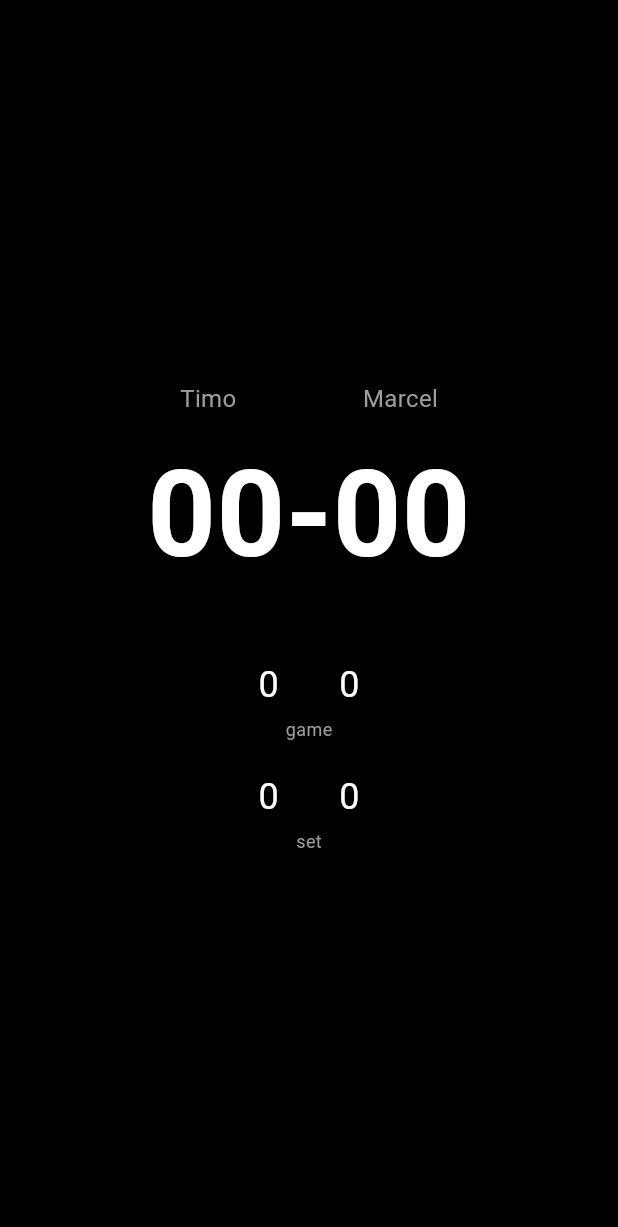
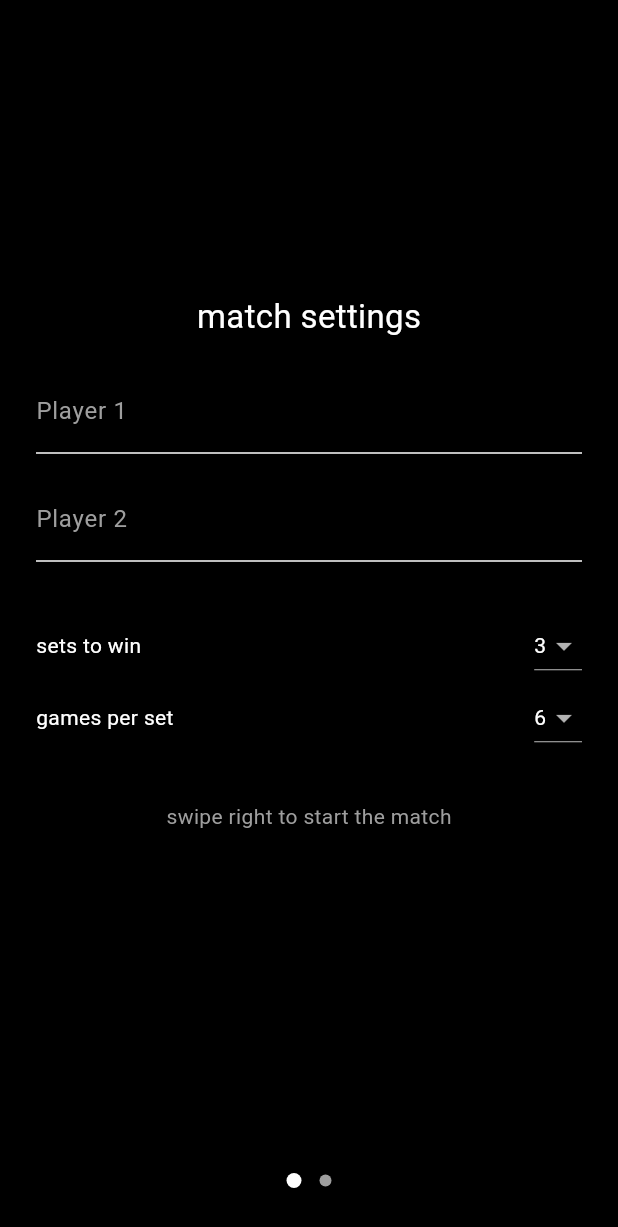
Before and after one commit to TimoSaut/CourtCounter, a Flutter app: the screen it shows after launch, on a phone screen of 412 x 824 dp. Shown: the top 1227 px of the screen. Run offline on Flutter 3.47's test engine with Material 3 defaults, Android fonts, the light colour scheme and no system bars.

Commit message:
match settings page & end logic

```diff
--- a/lib/blocs/score_bloc.dart
+++ b/lib/blocs/score_bloc.dart
@@ -5,7 +5,15 @@ class ScoreBloc {
   final _matchController = StreamController<Match>.broadcast();
   Match _currentMatch = Match.initial();
 
+  int setsToWin = 3;
+  int gamesToWin = 6;
+
   Stream<Match> get matchStream => _matchController.stream;
+
+  void updateMatchRules({required int sets, required int games}) {
+    setsToWin = sets;
+    gamesToWin = games;
+  }
 
   void addPoint(int player) {
     _currentMatch = _calculateScore(_currentMatch, player);
@@ -39,10 +47,10 @@ class ScoreBloc {
 
     newGames[player - 1]++;
 
-    if (newGames[player - 1] >= 6 &&
+    if (newGames[player - 1] >= gamesToWin &&
         (newGames[player - 1] - newGames[opponent - 1] >= 2)) {
       newSets[player - 1]++;
-      if (newSets[player - 1] == 3) {
+      if (newSets[player - 1] == setsToWin) {
         return Match.initial();
       }
       return Match(score: [0, 0], games: [0, 0], sets: newSets);
--- a/lib/main.dart
+++ b/lib/main.dart
@@ -1,13 +1,116 @@
 import 'package:flutter/material.dart';
 import 'blocs/score_bloc.dart';
 import 'screens/match_screen.dart';
+import 'screens/match_config_screen.dart';
 
 void main() {
-  runApp(
-    MaterialApp(
+  runApp(const CourtCounterApp());
+}
+
+class CourtCounterApp extends StatelessWidget {
+  const CourtCounterApp({super.key});
+
+  @override
+  Widget build(BuildContext context) {
+    return MaterialApp(
       debugShowCheckedModeBanner: false,
-      theme: ThemeData.dark(),
-      home: MatchScreen(bloc: ScoreBloc()),
-    ),
-  );
+      theme: ThemeData.dark().copyWith(
+        colorScheme: const ColorScheme.dark(
+        primary: Colors.yellow,
+       ),
+      ),
+      home: const HomePage(),
+    );
+  }
 }
+
+class HomePage extends StatefulWidget {
+  const HomePage({super.key});
+
+  @override
+  State<HomePage> createState() => _HomePageState();
+}
+
+class _HomePageState extends State<HomePage> {
+  final PageController _controller = PageController();
+  final ScoreBloc bloc = ScoreBloc();
+  int _pageIndex = 0;
+
+  String _player1Name = 'Player 1';
+  String _player2Name = 'Player 2';
+  int _setsToWin = 3;
+  int _gamesToWin = 6;
+
+  @override
+  void dispose() {
+    bloc.dispose();
+    _controller.dispose();
+    super.dispose();
+  }
+
+  void _onPlayerNamesChanged(String name1, String name2) {
+    setState(() {
+      _player1Name = name1;
+      _player2Name = name2;
+    });
+  }
+
+  void _onSettingsChanged(int sets, int games) {
+    setState(() {
+      _setsToWin = sets;
+      _gamesToWin = games;
+    });
+    bloc.updateMatchRules(sets: sets, games: games);
+  }
+
+  @override
+  Widget build(BuildContext context) {
+    return Scaffold(
+      backgroundColor: Colors.black,
+      body: Column(
+        children: [
+          Expanded(
+            child: PageView(
+              controller: _controller,
+              onPageChanged: (index) {
+                setState(() => _pageIndex = index);
+                if (index == 1) {
+                  bloc.updateMatchRules(sets: _setsToWin, games: _gamesToWin);
+                }
+              },
+              children: [
+                MatchConfigScreen(
+                  bloc: bloc,
+                  onNamesChanged: _onPlayerNamesChanged,
+                  onSettingsChanged: _onSettingsChanged,
+                ),
+                MatchScreen(
+                  bloc: bloc,
+                  player1: _player1Name,
+                  player2: _player2Name,
+                ),
+              ],
+            ),
+          ),
+          Padding(
+            padding: const EdgeInsets.all(12.0),
+            child: Row(
+              mainAxisAlignment: MainAxisAlignment.center,
+              children: List.generate(2, (index) {
+                return Container(
+                  margin: const EdgeInsets.symmetric(horizontal: 6),
+                  width: _pageIndex == index ? 10 : 8,
+                  height: _pageIndex == index ? 50 : 8,
+                  decoration: BoxDecoration(
+                    color: _pageIndex == index ? Colors.white : Colors.grey,
+                    shape: BoxShape.circle,
+                  ),
+                );
+              }),
+            ),
+          )
+        ],
+      ),
+    );
+  }
+}
--- /dev/null
+++ b/lib/screens/match_config_screen.dart
@@ -0,0 +1,128 @@
+import 'package:flutter/material.dart';
+import '../blocs/score_bloc.dart';
+
+class MatchConfigScreen extends StatefulWidget {
+  final ScoreBloc bloc;
+  final void Function(String player1, String player2)? onNamesChanged;
+  final void Function(int sets, int games)? onSettingsChanged;
+
+  const MatchConfigScreen({
+    super.key,
+    required this.bloc,
+    this.onNamesChanged,
+    this.onSettingsChanged,
+  });
+
+  @override
+  State<MatchConfigScreen> createState() => _MatchConfigScreenState();
+}
+
+class _MatchConfigScreenState extends State<MatchConfigScreen> {
+  int sets = 3;
+  int games = 6;
+  String player1 = "Player 1";
+  String player2 = "Player 2";
+
+  void _updateNames() {
+    widget.onNamesChanged?.call(player1, player2);
+  }
+
+  void _updateSettings() {
+    widget.onSettingsChanged?.call(sets, games);
+  }
+
+  @override
+  Widget build(BuildContext context) {
+    return Scaffold(
+      backgroundColor: Colors.black,
+      body: Padding(
+        padding: const EdgeInsets.all(24),
+        child: Column(
+          mainAxisAlignment: MainAxisAlignment.center,
+          children: [
+            const Text(
+              "match settings",
+              style: TextStyle(fontSize: 22, color: Colors.white),
+            ),
+            const SizedBox(height: 20),
+            TextField(
+              style: const TextStyle(color: Colors.white),
+              decoration: const InputDecoration(
+                labelText: "Player 1",
+                labelStyle: TextStyle(color: Colors.grey),
+              ),
+              onChanged: (val) {
+                player1 = val;
+                _updateNames();
+              },
+            ),
+            const SizedBox(height: 16),
+            TextField(
+              style: const TextStyle(color: Colors.white),
+              decoration: const InputDecoration(
+                labelText: "Player 2",
+                labelStyle: TextStyle(color: Colors.grey),
+              ),
+              onChanged: (val) {
+                player2 = val;
+                _updateNames();
+              },
+            ),
+            const SizedBox(height: 32),
+            Row(
+              mainAxisAlignment: MainAxisAlignment.spaceBetween,
+              children: [
+                const Text("sets to win", style: TextStyle(color: Colors.white)),
+                DropdownButton<int>(
+                  value: sets,
+                  dropdownColor: Colors.grey[900],
+                  style: const TextStyle(color: Colors.white),
+                  items: List.generate(6, (index) => index + 1)
+                      .map((val) => DropdownMenuItem(
+                            value: val,
+                            child: Text("$val"),
+                          ))
+                      .toList(),
+                  onChanged: (val) {
+                    setState(() {
+                      sets = val ?? 3;
+                      _updateSettings();
+                    });
+                  },
+                ),
+              ],
+            ),
+            Row(
+              mainAxisAlignment: MainAxisAlignment.spaceBetween,
+              children: [
+                const Text("games per set", style: TextStyle(color: Colors.white)),
+                DropdownButton<int>(
+                  value: games,
+                  dropdownColor: Colors.grey[900],
+                  style: const TextStyle(color: Colors.white),
+                  items: List.generate(6, (index) => index + 1)
+                      .map((val) => DropdownMenuItem(
+                            value: val,
+                            child: Text("$val"),
+                          ))
+                      .toList(),
+                  onChanged: (val) {
+                    setState(() {
+                      games = val ?? 6;
+                      _updateSettings();
+                    });
+                  },
+                ),
+              ],
+            ),
+            const SizedBox(height: 32),
+            const Text(
+              "swipe right to start the match",
+              style: TextStyle(color: Colors.grey),
+            ),
+          ],
+        ),
+      ),
+    );
+  }
+}
--- a/lib/screens/match_screen.dart
+++ b/lib/screens/match_screen.dart
@@ -10,8 +10,8 @@ class MatchScreen extends StatelessWidget {
   const MatchScreen({
     super.key,
     required this.bloc,
-    this.player1 = "Timo",
-    this.player2 = "Marcel",
+    this.player1 = "Player 1",
+    this.player2 = "Player 2",
   });
 
   @override
@@ -60,9 +60,9 @@ class MatchScreen extends StatelessWidget {
                       ),
                     ),
                     const SizedBox(height: 40),
-                    _buildScoreRow('game', current.games[0], current.games[1]),
+                    _buildScoreRow('games', current.games[0], current.games[1]),
                     const SizedBox(height: 20),
-                    _buildScoreRow('set', current.sets[0], current.sets[1]),
+                    _buildScoreRow('sets', current.sets[0], current.sets[1]),
                   ],
                 );
               },
```
